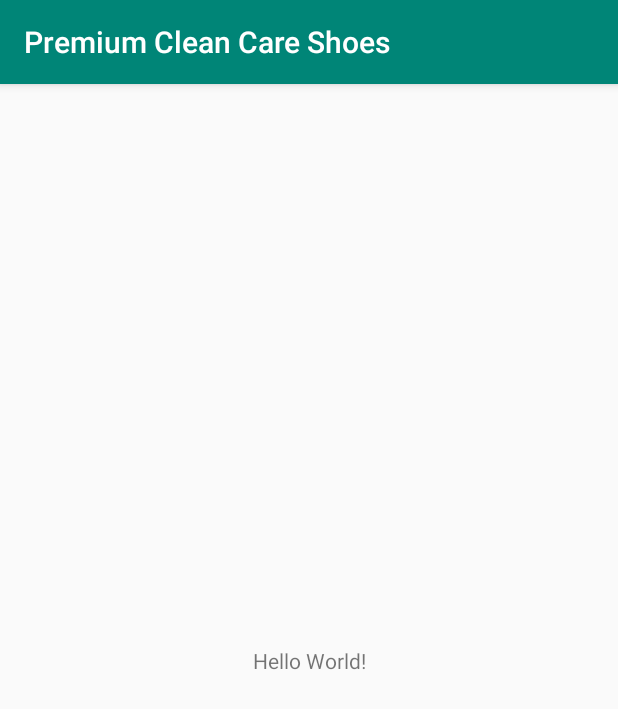
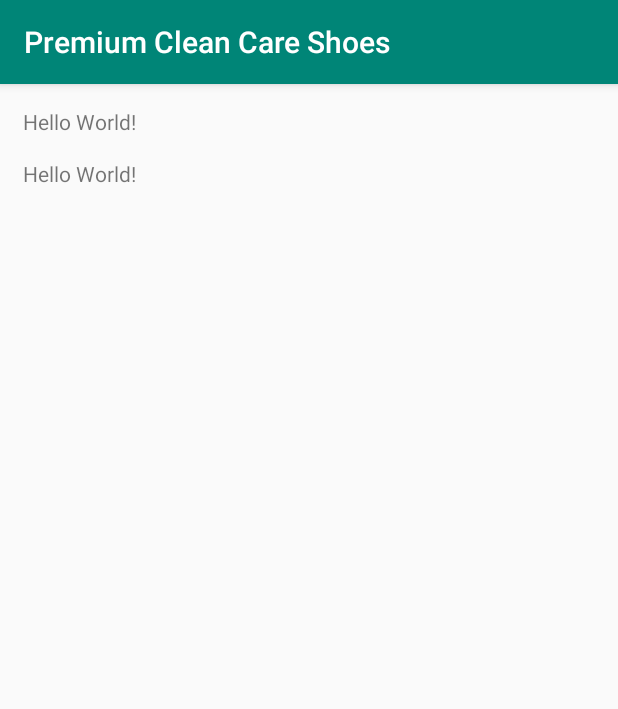
Before and after one commit to ramadadhan/lSepatuMobile, an Android app: the screen it shows after launch (MainActivity), on a phone screen of 412 x 824 dp. Shown: the top 709 px of the screen. Run offline under Robolectric (Android 15) with nearby library versions, the phone set to English and light mode, and no system bars.

Commit message:
Update activity_main.xml

```diff
--- a/app/src/main/res/layout/activity_main.xml
+++ b/app/src/main/res/layout/activity_main.xml
@@ -1,18 +1,25 @@
 <?xml version="1.0" encoding="utf-8"?>
-<android.support.constraint.ConstraintLayout xmlns:android="http://schemas.android.com/apk/res/android"
+<LinearLayout xmlns:android="http://schemas.android.com/apk/res/android"
     xmlns:app="http://schemas.android.com/apk/res-auto"
     xmlns:tools="http://schemas.android.com/tools"
     android:layout_width="match_parent"
     android:layout_height="match_parent"
+    android:orientation="vertical"
     tools:context=".MainActivity">
 
     <TextView
         android:layout_width="wrap_content"
         android:layout_height="wrap_content"
         android:text="Hello World!"
-        app:layout_constraintBottom_toBottomOf="parent"
-        app:layout_constraintLeft_toLeftOf="parent"
-        app:layout_constraintRight_toRightOf="parent"
-        app:layout_constraintTop_toTopOf="parent" />
+        android:layout_marginTop="15dp"
+        android:layout_marginLeft="15dp"/>
 
-</android.support.constraint.ConstraintLayout>
+    <TextView
+        android:layout_width="wrap_content"
+        android:layout_height="wrap_content"
+        android:text="Hello World!"
+        android:layout_marginTop="15dp"
+        android:layout_marginLeft="15dp"
+         />
+
+</LinearLayout>
```
